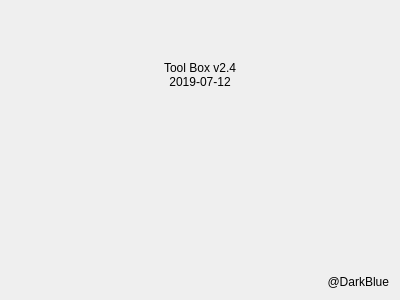
ZhangYuyinGItHub/ToolBox, file ToolBox/about/about.ui: the form before one commit.
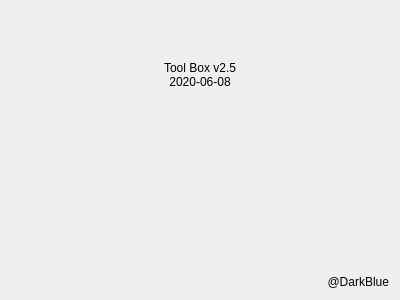
The form after the commit. Icons and pictures are not drawn.

Commit message: [ToolBox] add aes encrypt and decrypt page

The edit to the form file:
```diff
--- a/ToolBox/about/about.ui
+++ b/ToolBox/about/about.ui
@@ -22,8 +22,8 @@
      <item>
       <widget class="QLabel" name="label_2">
        <property name="text">
-        <string>Tool Box v2.4
-2019-07-12</string>
+        <string>Tool Box v2.5
+2020-06-08</string>
        </property>
        <property name="alignment">
         <set>Qt::AlignBottom|Qt::AlignHCenter</set>
```
The commit also changes 13 other files.
